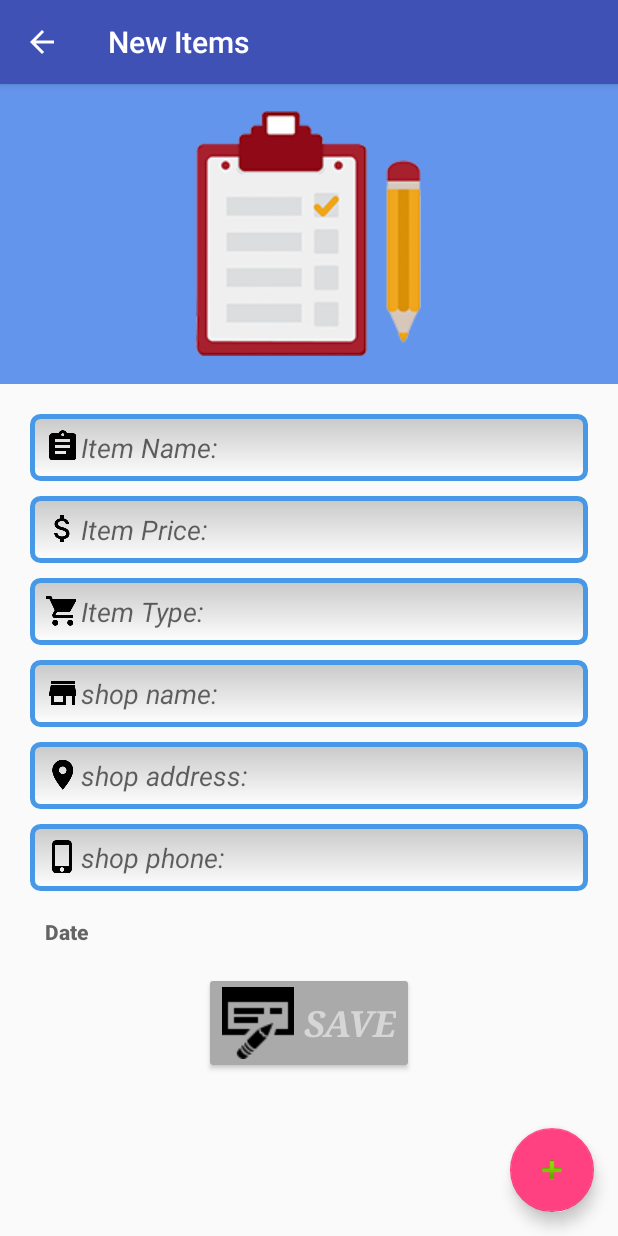
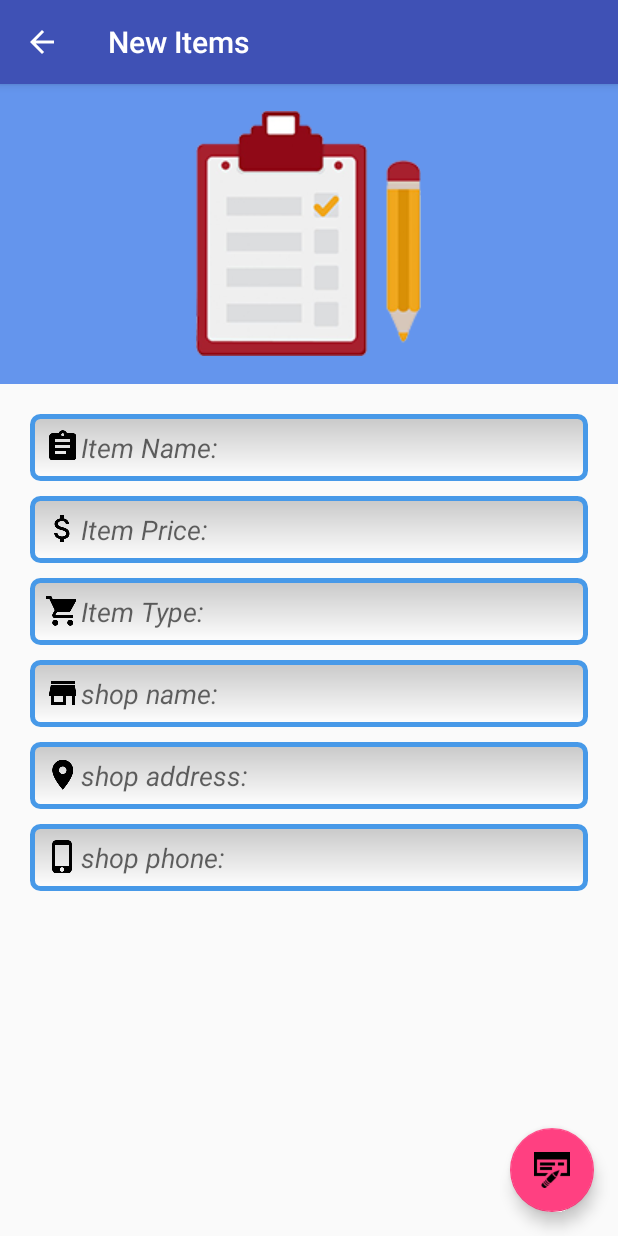
Before and after one commit to MagdyEl-Sayed/check-up, an Android app: the sales_items screen opened directly, with no data from a screen before it, on a phone screen of 412 x 824 dp. Run offline under Robolectric (Android 15) with nearby library versions, the phone set to English and light mode, and no system bars.

Commit message:
sales items layout edited

```diff
--- a/app/src/main/res/layout/activity_sales_items.xml
+++ b/app/src/main/res/layout/activity_sales_items.xml
@@ -29,6 +29,6 @@
         android:layout_height="wrap_content"
         android:layout_gravity="bottom|end"
         android:layout_margin="@dimen/fab_margin"
-        app:srcCompat="@android:drawable/ic_input_add" />
+        app:srcCompat="@drawable/check_book" />
 
 </android.support.design.widget.CoordinatorLayout>
--- a/app/src/main/res/layout/content_sales_items.xml
+++ b/app/src/main/res/layout/content_sales_items.xml
@@ -109,33 +109,8 @@
         android:textStyle="normal|italic"
 
         />
-    <TextView
-        android:id="@+id/ed_date"
-        style="?android:attr/buttonBarButtonStyle"
-        android:layout_width="match_parent"
-        android:layout_height="wrap_content"
-        android:gravity="center|left"
-        android:hint="@string/salesDate"
-        android:padding="10dp"
-        android:paddingTop="10sp"
-        android:textAlignment="gravity"
-        android:textStyle="bold" />
 
-            <Button
 
-                android:id="@+id/save"
-                android:layout_width="wrap_content"
-                android:layout_height="match_parent"
-                android:layout_gravity="center"
-                android:drawableLeft="@drawable/check_book"
-                android:fontFamily="serif"
-                android:gravity="start|center_vertical"
-                android:text=" Save"
-                android:textAlignment="center"
-                android:textColor="@color/com_facebook_button_background_color"
-                android:textSize="24sp"
-                android:textStyle="normal|bold|italic"
-                android:theme="@style/MyButton" />
 </LinearLayout>
     </ScrollView>
 </LinearLayout>
```
Also changed, not shown: app/src/main/res/drawable/shop.png (renamed from app/src/main/res/drawable/Shop.png), 1 other file.
